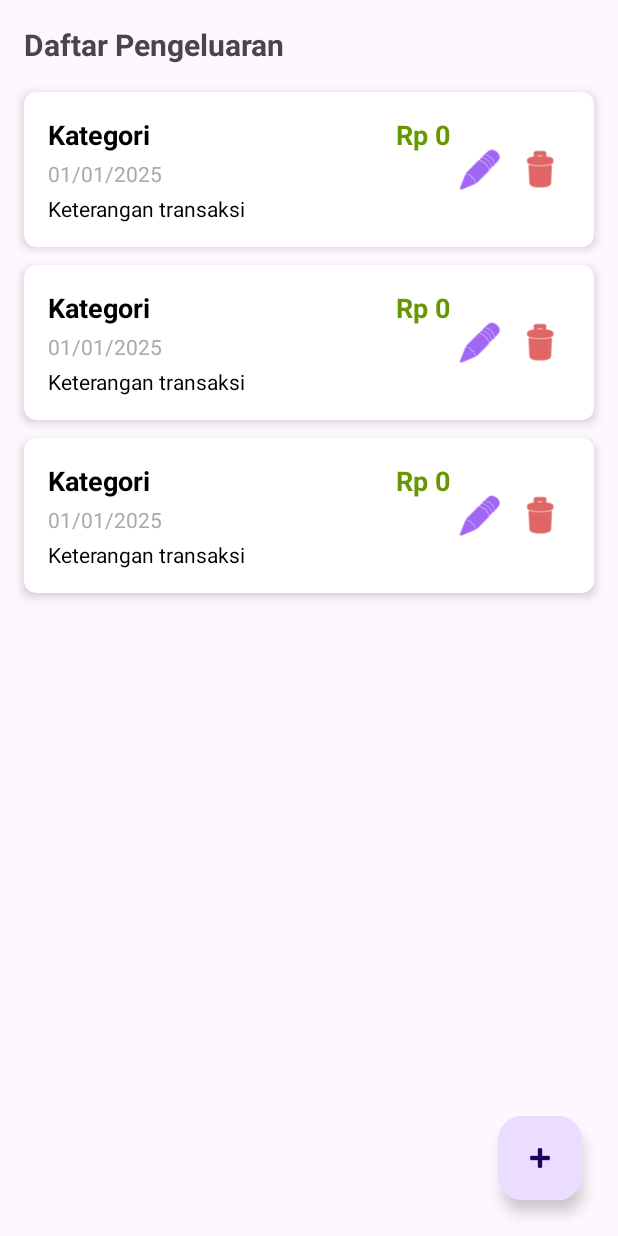
After one commit to 1-E0/DompetKu, an Android app: the layout activity_expense.xml on its own in the app's theme, with its tools: preview values and no code run, on a phone screen of 412 x 824 dp. The commit adds this screen. Run offline under Robolectric (Android 15) with nearby library versions, the phone set to English and light mode, and no system bars.

Commit message:
3. Income - Mencatat, Mengubah, dan Menghapus Pemasukan 4. Expense - Mencatat, Mengubah, dan Menghapus  Pengeluaran

```diff
--- /dev/null
+++ b/app/src/main/res/layout/activity_expense.xml
@@ -0,0 +1,54 @@
+<?xml version="1.0" encoding="utf-8"?>
+<androidx.constraintlayout.widget.ConstraintLayout xmlns:android="http://schemas.android.com/apk/res/android"
+    xmlns:app="http://schemas.android.com/apk/res-auto"
+    xmlns:tools="http://schemas.android.com/tools"
+    android:layout_width="match_parent"
+    android:layout_height="match_parent"
+    tools:context=".ExpenseActivity">
+
+    <TextView
+        android:id="@+id/tvTitleExpense"
+        android:layout_width="wrap_content"
+        android:layout_height="wrap_content"
+        android:layout_marginStart="16dp"
+        android:layout_marginTop="16dp"
+        android:text="Daftar Pengeluaran"
+        android:textSize="20sp"
+        android:textStyle="bold"
+        app:layout_constraintStart_toStartOf="parent"
+        app:layout_constraintTop_toTopOf="parent" />
+
+    <androidx.recyclerview.widget.RecyclerView
+        android:id="@+id/rvExpense"
+        android:layout_width="0dp"
+        android:layout_height="0dp"
+        android:layout_marginTop="12dp"
+        app:layout_constraintBottom_toBottomOf="parent"
+        app:layout_constraintEnd_toEndOf="parent"
+        app:layout_constraintStart_toStartOf="parent"
+        app:layout_constraintTop_toBottomOf="@+id/tvTitleExpense"
+        tools:listitem="@layout/row_transaksi" />
+
+    <TextView
+        android:id="@+id/tvEmptyExpense"
+        android:layout_width="wrap_content"
+        android:layout_height="wrap_content"
+        android:text="Belum ada pengeluaran. Silakan tambah."
+        android:textSize="16sp"
+        android:visibility="gone"
+        app:layout_constraintBottom_toBottomOf="parent"
+        app:layout_constraintEnd_toEndOf="parent"
+        app:layout_constraintStart_toStartOf="parent"
+        app:layout_constraintTop_toBottomOf="@+id/tvTitleExpense" />
+
+    <com.google.android.material.floatingactionbutton.FloatingActionButton
+        android:id="@+id/fabTambahExpense"
+        android:layout_width="wrap_content"
+        android:layout_height="wrap_content"
+        android:layout_margin="24dp"
+        android:contentDescription="Tambah Pengeluaran"
+        android:src="@android:drawable/ic_input_add"
+        app:layout_constraintBottom_toBottomOf="parent"
+        app:layout_constraintEnd_toEndOf="parent" />
+
+</androidx.constraintlayout.widget.ConstraintLayout>
--- /dev/null
+++ b/app/src/main/res/layout/row_transaksi.xml
@@ -0,0 +1,88 @@
+<?xml version="1.0" encoding="utf-8"?>
+<androidx.cardview.widget.CardView xmlns:android="http://schemas.android.com/apk/res/android"
+    xmlns:app="http://schemas.android.com/apk/res-auto"
+    android:layout_width="match_parent"
+    android:layout_height="wrap_content"
+    android:layout_marginHorizontal="16dp"
+    android:layout_marginVertical="6dp"
+    app:cardCornerRadius="8dp"
+    app:cardElevation="4dp">
+
+    <androidx.constraintlayout.widget.ConstraintLayout
+        android:layout_width="match_parent"
+        android:layout_height="wrap_content"
+        android:padding="16dp">
+
+        <TextView
+            android:id="@+id/tvKategoriTransaksi"
+            android:layout_width="0dp"
+            android:layout_height="wrap_content"
+            android:text="Kategori"
+            android:textSize="18sp"
+            android:textStyle="bold"
+            android:textColor="@android:color/black"
+            app:layout_constraintEnd_toStartOf="@+id/tvJumlahTransaksi"
+            app:layout_constraintStart_toStartOf="parent"
+            app:layout_constraintTop_toTopOf="parent" />
+
+        <TextView
+            android:id="@+id/tvJumlahTransaksi"
+            android:layout_width="wrap_content"
+            android:layout_height="wrap_content"
+            android:text="Rp 0"
+            android:textSize="18sp"
+            android:textStyle="bold"
+            android:textColor="@android:color/holo_green_dark"
+            app:layout_constraintEnd_toStartOf="@+id/btnEditTransaksi"
+            app:layout_constraintTop_toTopOf="parent" />
+
+        <TextView
+            android:id="@+id/tvTanggalTransaksi"
+            android:layout_width="0dp"
+            android:layout_height="wrap_content"
+            android:layout_marginTop="4dp"
+            android:text="01/01/2025"
+            android:textSize="14sp"
+            android:textColor="@android:color/darker_gray"
+            app:layout_constraintEnd_toStartOf="@+id/btnEditTransaksi"
+            app:layout_constraintStart_toStartOf="parent"
+            app:layout_constraintTop_toBottomOf="@+id/tvKategoriTransaksi" />
+
+        <TextView
+            android:id="@+id/tvKeteranganTransaksi"
+            android:layout_width="0dp"
+            android:layout_height="wrap_content"
+            android:layout_marginTop="4dp"
+            android:text="Keterangan transaksi"
+            android:textSize="14sp"
+            android:textColor="@android:color/black"
+            app:layout_constraintEnd_toStartOf="@+id/btnEditTransaksi"
+            app:layout_constraintStart_toStartOf="parent"
+            app:layout_constraintTop_toBottomOf="@+id/tvTanggalTransaksi" />
+
+        <ImageButton
+            android:id="@+id/btnEditTransaksi"
+            android:layout_width="40dp"
+            android:layout_height="40dp"
+            android:background="?attr/selectableItemBackgroundBorderless"
+            android:contentDescription="Edit Transaksi"
+            android:src="@android:drawable/ic_menu_edit"
+            app:layout_constraintBottom_toBottomOf="parent"
+            app:layout_constraintEnd_toStartOf="@+id/btnDeleteTransaksi"
+            app:layout_constraintTop_toTopOf="parent"
+            app:tint="@color/design_default_color_primary" />
+
+        <ImageButton
+            android:id="@+id/btnDeleteTransaksi"
+            android:layout_width="40dp"
+            android:layout_height="40dp"
+            android:background="?attr/selectableItemBackgroundBorderless"
+            android:contentDescription="Hapus Transaksi"
+            android:src="@android:drawable/ic_menu_delete"
+            app:layout_constraintBottom_toBottomOf="parent"
+            app:layout_constraintEnd_toEndOf="parent"
+            app:layout_constraintTop_toTopOf="parent"
+            app:tint="@android:color/holo_red_dark" />
+
+    </androidx.constraintlayout.widget.ConstraintLayout>
+</androidx.cardview.widget.CardView>
```
Also changed, not shown: app/src/main/AndroidManifest.xml (+8 -0 lines), app/src/main/java/com/c14240126/myapplication/AdapterTransaksi.kt (added, +58 -0 lines), app/src/main/java/com/c14240126/myapplication/DcTransaksi.kt (added, +9 -0 lines), app/src/main/java/com/c14240126/myapplication/ExpenseActivity.kt (added, +170 -0 lines), app/src/main/java/com/c14240126/myapplication/IncomeActivity.kt (added, +170 -0 lines), app/src/main/java/com/c14240126/myapplication/MainActivity.kt (+13 -0 lines), app/src/main/res/layout/activity_income.xml (added, +54 -0 lines), app/src/main/res/layout/activity_main.xml (+30 -2 lines), app/src/main/res/layout/dialog_transaksi.xml (added, +49 -0 lines).
